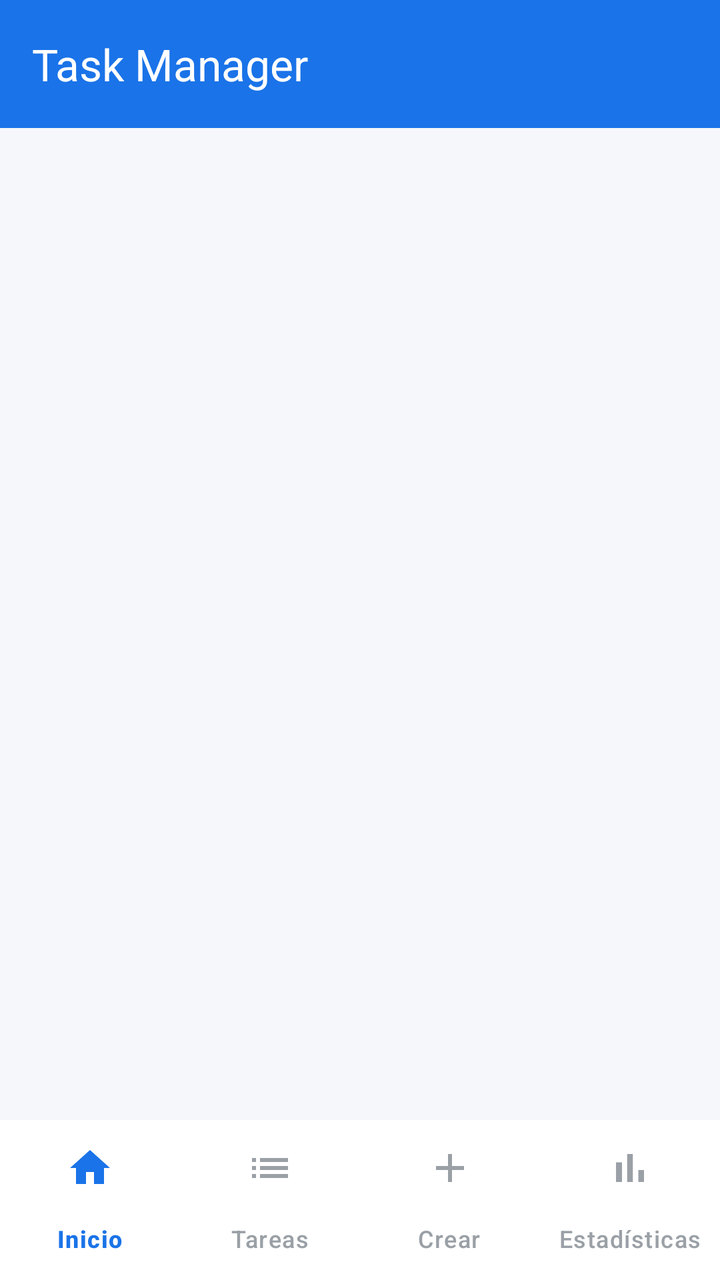
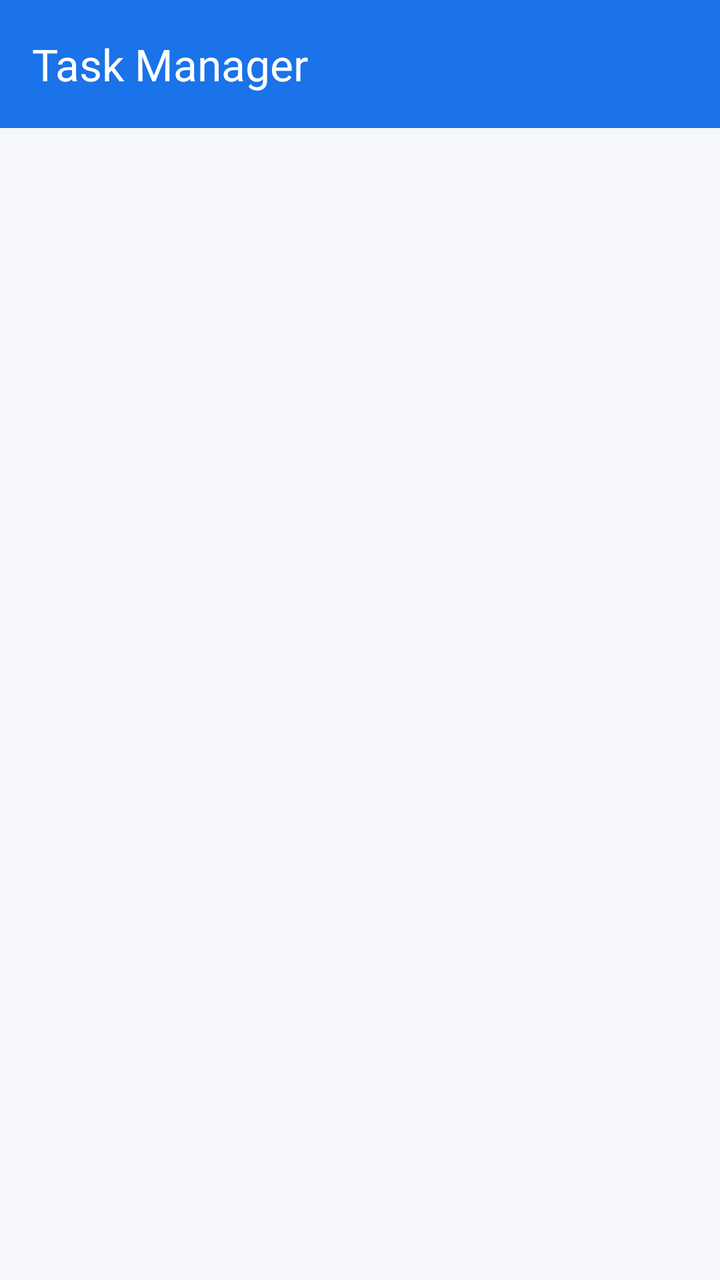

Compare the two renders of this Android layout. The source of the first and the diff that turns it into the second are given below.
<!-- AndroidManifest.xml: application theme Theme.TaskManager -->
<!-- res/layout/activity_main.xml -->
<?xml version="1.0" encoding="utf-8"?>
<LinearLayout xmlns:android="http://schemas.android.com/apk/res/android"
    xmlns:app="http://schemas.android.com/apk/res-auto"
    android:layout_width="match_parent"
    android:layout_height="match_parent"
    android:orientation="vertical">

    <com.google.android.material.appbar.MaterialToolbar
        android:id="@+id/toolbar"
        style="@style/Widget.TaskManager.Toolbar"
        android:layout_width="match_parent"
        android:layout_height="?attr/actionBarSize"
        android:background="@color/primary"
        app:title="@string/app_name"
        app:titleTextColor="@android:color/white" />

    <FrameLayout
        android:id="@+id/fragment_container"
        android:layout_width="match_parent"
        android:layout_height="0dp"
        android:layout_weight="1"
        android:background="@color/background" />

    <com.google.android.material.bottomnavigation.BottomNavigationView
        android:id="@+id/bottom_nav"
        android:layout_width="match_parent"
        android:layout_height="wrap_content"
        android:background="@color/surface"
        app:itemIconTint="@color/nav_color"
        app:itemTextColor="@color/nav_color"
        app:labelVisibilityMode="labeled"
        app:menu="@menu/bottom_nav" />

</LinearLayout>
<!-- resources referenced by this layout -->
<resources>
  <color name="background">#F5F7FA</color>
  <color name="primary">#1A73E8</color>
  <color name="surface">#FFFFFF</color>
  <string name="app_name">Task Manager</string>
  <style name="Widget.TaskManager.Toolbar" parent="Widget.Material3.Toolbar">
          <item name="android:background">@color/primary</item>
          <item name="titleTextColor">@android:color/white</item>
          <item name="navigationIconTint">@android:color/white</item>
      </style>
  <style name="Theme.TaskManager" parent="Theme.Material3.Light.NoActionBar">
          <item name="colorPrimary">@color/primary</item>
          <item name="colorPrimaryDark">@color/primary_dark</item>
          <item name="colorSecondary">@color/primary</item>
          <item name="android:statusBarColor">@color/primary</item>
          <item name="android:navigationBarColor">@color/surface</item>
          <item name="android:windowBackground">@color/background</item>
          <item name="android:windowLightStatusBar">false</item>
          <item name="bottomNavigationStyle">@style/Widget.TaskManager.BottomNav</item>
      </style>
  <color name="primary_dark">#1557B0</color>
  <style name="Widget.TaskManager.BottomNav" parent="Widget.Material3.BottomNavigationView">
          <item name="backgroundTint">@color/surface</item>
          <item name="itemIconTint">@color/nav_color</item>
          <item name="itemTextColor">@color/nav_color</item>
          <item name="elevation">8dp</item>
      </style>
</resources>

<!-- the commit's change to res/layout/activity_main.xml (unified diff, before → after) -->
@@ -1,34 +1,42 @@
 <?xml version="1.0" encoding="utf-8"?>
-<LinearLayout xmlns:android="http://schemas.android.com/apk/res/android"
+<androidx.drawerlayout.widget.DrawerLayout xmlns:android="http://schemas.android.com/apk/res/android"
     xmlns:app="http://schemas.android.com/apk/res-auto"
+    android:id="@+id/drawer_layout"
     android:layout_width="match_parent"
     android:layout_height="match_parent"
-    android:orientation="vertical">
+    android:fitsSystemWindows="true">
 
-    <com.google.android.material.appbar.MaterialToolbar
-        android:id="@+id/toolbar"
-        style="@style/Widget.TaskManager.Toolbar"
+    <LinearLayout
         android:layout_width="match_parent"
-        android:layout_height="?attr/actionBarSize"
-        android:background="@color/primary"
-        app:title="@string/app_name"
-        app:titleTextColor="@android:color/white" />
+        android:layout_height="match_parent"
+        android:orientation="vertical">
 
-    <FrameLayout
-        android:id="@+id/fragment_container"
-        android:layout_width="match_parent"
-        android:layout_height="0dp"
-        android:layout_weight="1"
-        android:background="@color/background" />
+        <com.google.android.material.appbar.MaterialToolbar
+            android:id="@+id/toolbar"
+            style="@style/Widget.TaskManager.Toolbar"
+            android:layout_width="match_parent"
+            android:layout_height="?attr/actionBarSize"
+            android:background="@color/primary"
+            app:title="@string/app_name"
+            app:titleTextColor="@android:color/white" />
 
-    <com.google.android.material.bottomnavigation.BottomNavigationView
-        android:id="@+id/bottom_nav"
-        android:layout_width="match_parent"
-        android:layout_height="wrap_content"
-        android:background="@color/surface"
+        <FrameLayout
+            android:id="@+id/fragment_container"
+            android:layout_width="match_parent"
+            android:layout_height="0dp"
+            android:layout_weight="1"
+            android:background="@color/background" />
+    </LinearLayout>
+
+    <com.google.android.material.navigation.NavigationView
+        android:id="@+id/nav_view"
+        android:layout_width="wrap_content"
+        android:layout_height="match_parent"
+        android:layout_gravity="start"
+        android:fitsSystemWindows="true"
+        app:headerLayout="@layout/nav_header"
         app:itemIconTint="@color/nav_color"
         app:itemTextColor="@color/nav_color"
-        app:labelVisibilityMode="labeled"
-        app:menu="@menu/bottom_nav" />
+        app:menu="@menu/drawer_menu" />
 
-</LinearLayout>
+</androidx.drawerlayout.widget.DrawerLayout>
<!-- resource entries referenced after the edit -->
@@ -17,14 +17,7 @@
           <item name="android:navigationBarColor">@color/surface</item>
           <item name="android:windowBackground">@color/background</item>
           <item name="android:windowLightStatusBar">false</item>
-          <item name="bottomNavigationStyle">@style/Widget.TaskManager.BottomNav</item>
       </style>
   <color name="primary_dark">#1557B0</color>
-  <style name="Widget.TaskManager.BottomNav" parent="Widget.Material3.BottomNavigationView">
-          <item name="backgroundTint">@color/surface</item>
-          <item name="itemIconTint">@color/nav_color</item>
-          <item name="itemTextColor">@color/nav_color</item>
-          <item name="elevation">8dp</item>
-      </style>
 </resources>
 
